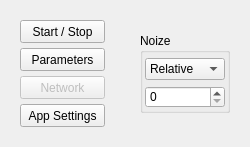
Before: the Qt Designer form GUI/forms/main_form.ui in iamdmitryvolkov/neuromodel, drawn with Qt 5.
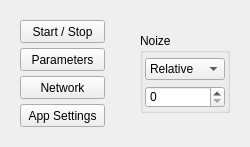
After: the same form once the commit is applied.

What changed in the file:
```diff
--- a/GUI/forms/main_form.ui
+++ b/GUI/forms/main_form.ui
@@ -136,7 +136,7 @@
   </widget>
   <widget class="QPushButton" name="NetworkButton">
    <property name="enabled">
-    <bool>false</bool>
+    <bool>true</bool>
    </property>
    <property name="geometry">
     <rect>
```
